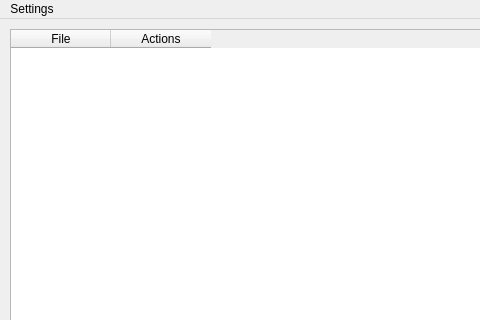
gavinklfong/pdf-merger, file ui/pdf_merger.ui: the form before one commit; both pictures show x 0 to 480 and y 0 to 320 of the 750 by 500 pixel window.
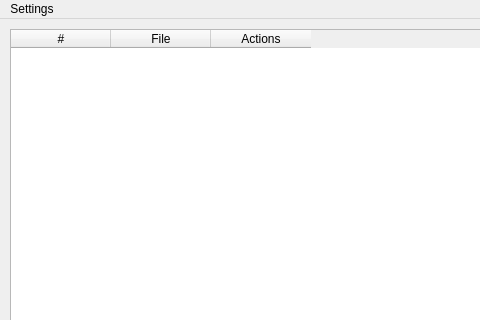
The form after the commit.

Commit message: add sequence number column

Diff of the .ui file:
```diff
--- a/ui/pdf_merger.ui
+++ b/ui/pdf_merger.ui
@@ -29,6 +29,11 @@
                 </property>
                 <item>
                     <widget class="QTableWidget" name="table">
+                        <column>
+                            <property name="text">
+                                <string>#</string>
+                            </property>
+                        </column>
                         <column>
                             <property name="text">
                                 <string>File</string>
```
